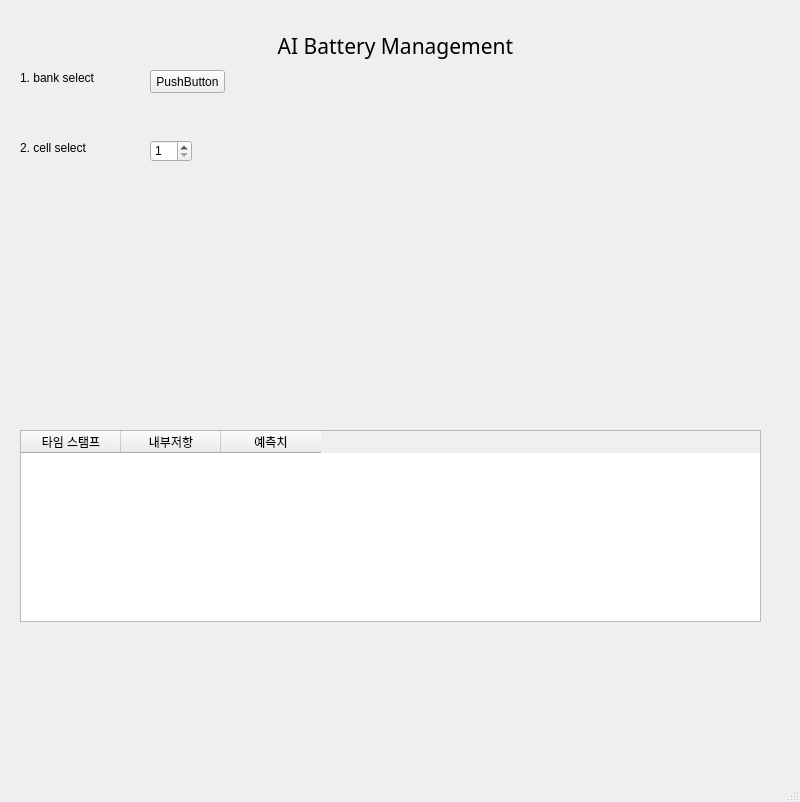
robertchoi/BatteryDatasetImplementation, file robert/wt0.ui: the form before one commit.
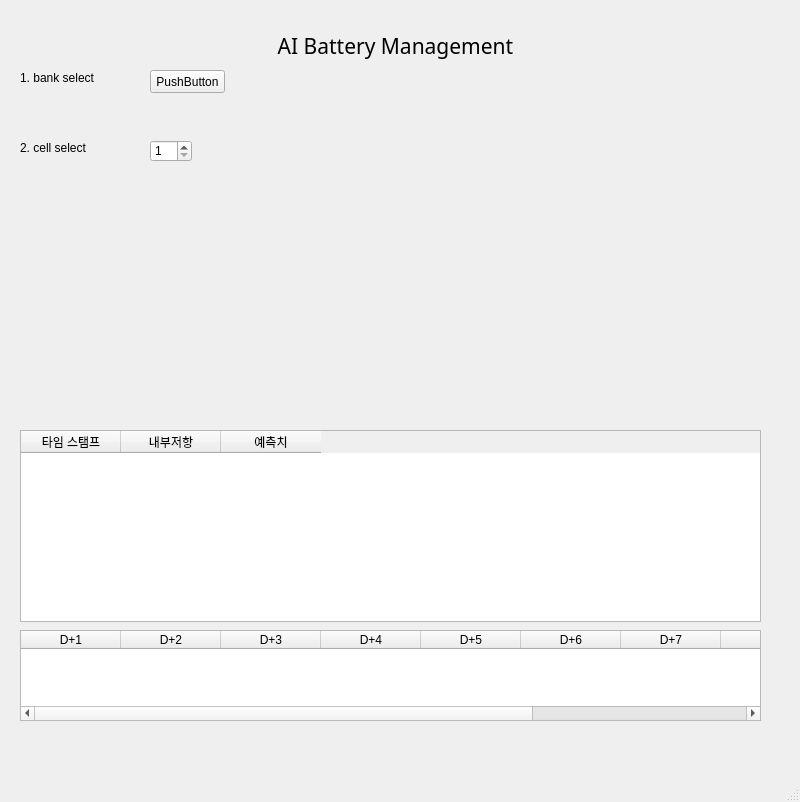
The form after the commit. Custom widgets are drawn as their Qt base class.

Commit message: add predict table

Diff of the .ui file:
```diff
--- a/robert/wt0.ui
+++ b/robert/wt0.ui
@@ -148,6 +148,72 @@
      </property>
     </column>
    </widget>
+   <widget class="QTableWidget" name="tableWidget_2">
+    <property name="geometry">
+     <rect>
+      <x>20</x>
+      <y>630</y>
+      <width>741</width>
+      <height>91</height>
+     </rect>
+    </property>
+    <property name="baseSize">
+     <size>
+      <width>3</width>
+      <height>10</height>
+     </size>
+    </property>
+    <column>
+     <property name="text">
+      <string>D+1</string>
+     </property>
+    </column>
+    <column>
+     <property name="text">
+      <string>D+2</string>
+     </property>
+    </column>
+    <column>
+     <property name="text">
+      <string>D+3</string>
+     </property>
+    </column>
+    <column>
+     <property name="text">
+      <string>D+4</string>
+     </property>
+    </column>
+    <column>
+     <property name="text">
+      <string>D+5</string>
+     </property>
+    </column>
+    <column>
+     <property name="text">
+      <string>D+6</string>
+     </property>
+    </column>
+    <column>
+     <property name="text">
+      <string>D+7</string>
+     </property>
+    </column>
+    <column>
+     <property name="text">
+      <string>D+8</string>
+     </property>
+    </column>
+    <column>
+     <property name="text">
+      <string>D+9</string>
+     </property>
+    </column>
+    <column>
+     <property name="text">
+      <string>D+10</string>
+     </property>
+    </column>
+   </widget>
   </widget>
   <widget class="QMenuBar" name="menubar">
    <property name="geometry">
```
The commit also changes 1 other file.
